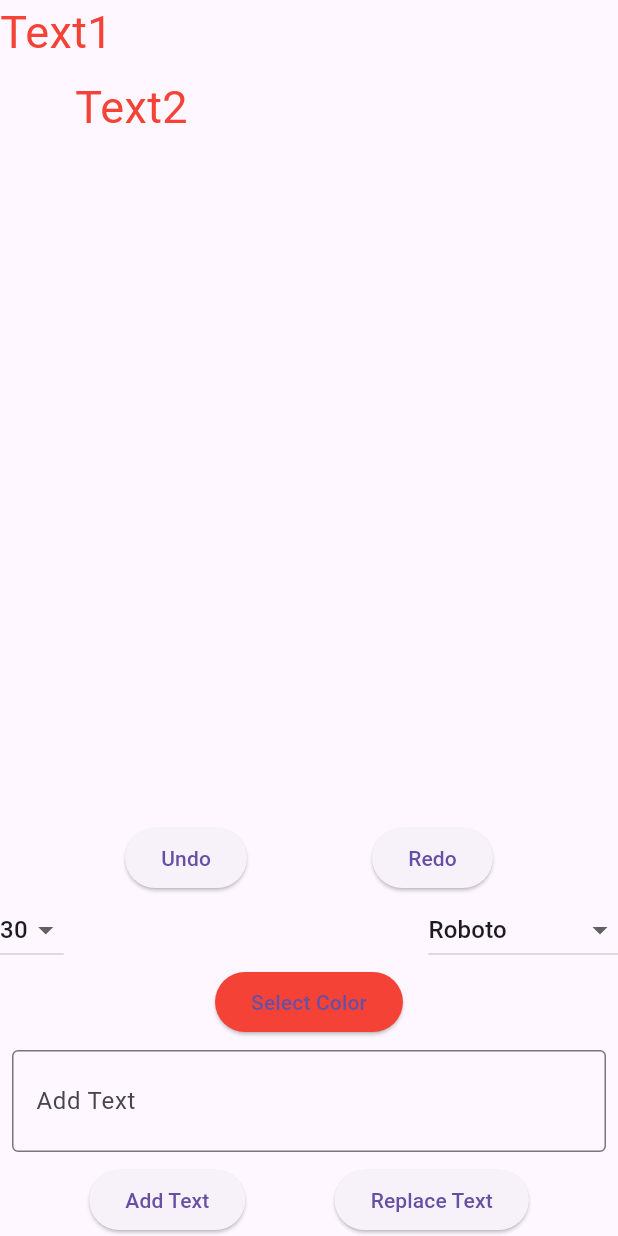
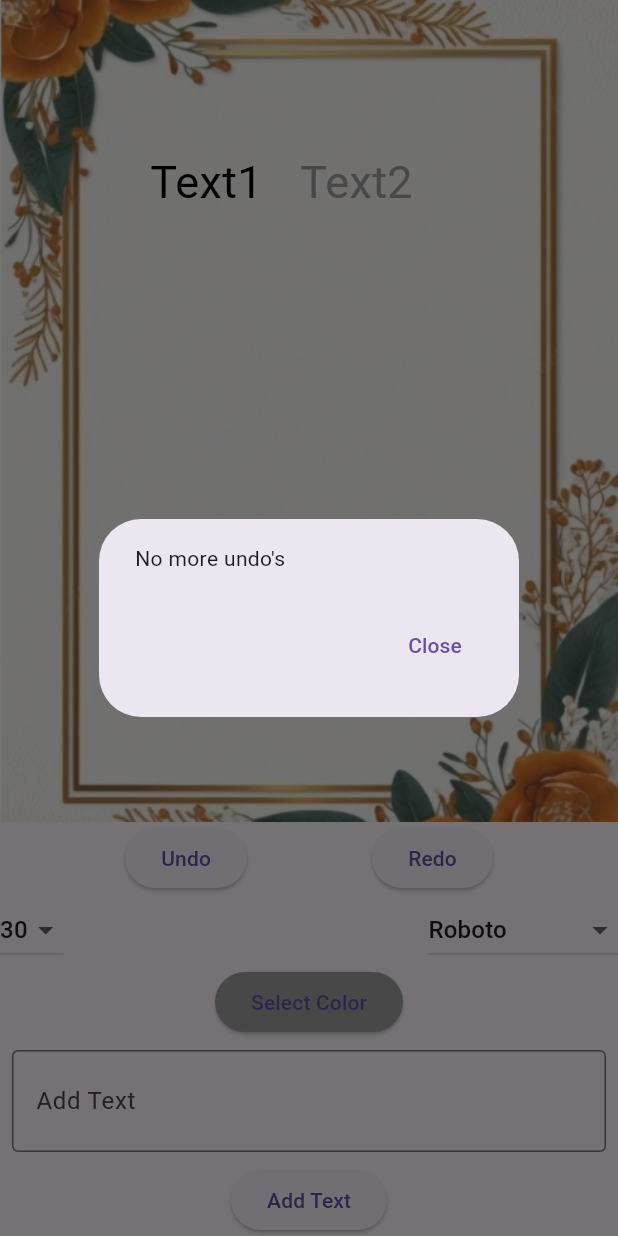
Before and after one commit to Neutrino2711/celebrare, a Flutter app: the screen it shows after launch, after a tap on "Undo", on a phone screen of 412 x 824 dp. Run offline on Flutter 3.47's test engine with Material 3 defaults, Android fonts, the phone set to English and light mode, and no system bars; missing offline and left inert: dart:ffi.

Commit message:
Update task state initialization and assets in pubspec.yaml

```diff
--- a/lib/drag.dart
+++ b/lib/drag.dart
@@ -9,7 +9,8 @@ class MyHomePage extends StatelessWidget {
     final appdataProvider = Provider.of<AppDataProvider>(context);
 
 
-    return Scaffold(
+    return SafeArea(
+      child: Scaffold(
         body: PageView(
           children: <Widget>[
             buildDraggablePage(appdataProvider, appdataProvider.positions[0], appdataProvider.positions[1],0,1),
@@ -17,6 +18,7 @@ class MyHomePage extends StatelessWidget {
             buildDraggablePage(appdataProvider, appdataProvider.positions[4], appdataProvider.positions[5],4,5),
 
           ],
+        ),
       ),
     );
   }
@@ -26,23 +28,30 @@ class MyHomePage extends StatelessWidget {
       builder: (BuildContext context, BoxConstraints constraints) {
         return Stack(
           children: <Widget>[
+            Positioned.fill(
+            child: Image.asset(
+              'assets/background.jpg',
+              fit: BoxFit.cover,
+            ),
+          ),
             Positioned(
               left: position1.dx,
               top: position1.dy,
               child: GestureDetector(
-                onDoubleTap: () {
+                onTap: () {
                   appdataProvider.setIndx(index1);
+                  // appdataProvider.set_selected(true);
                   // print(appdataProvider.getIdx);
                   print("yeah text 1 ");
                 },
-                child: Draggable(
+                child: (appdataProvider.getIdx == index1)? Draggable(
                   feedback: Material(
                     color: Colors.transparent,
                     child: Text(
                       appdataProvider.getText(index1),
                       style: TextStyle(
                         fontSize: appdataProvider.getFontSize(index1).toDouble(),
-                        color: appdataProvider.getFontColor(index1),
+                        color: appdataProvider.getIdx == index1?Colors.black:appdataProvider.getFontColor(index1),
                         fontFamily: appdataProvider.getFontFamily(index1),
                       ),
                     ),
@@ -54,8 +63,25 @@ class MyHomePage extends StatelessWidget {
                       details.offset.dy.clamp(0, constraints.maxHeight - 75),
                     );
                     appdataProvider.set_position(position1,index1);
+                    appdataProvider.addTask(
+                        appdataProvider.getText(index1),
+                        appdataProvider.getFontFamily(index1),
+                        appdataProvider.getFontColor(index1),
+
+                        appdataProvider.getFontSize(index1),
+                        position1,
+                        index1
+                    );
                   },
                   child: Text(
+                    appdataProvider.getText(index1),
+                    style: TextStyle(
+                      fontSize: appdataProvider.getFontSize(index1).toDouble(),
+                      color: appdataProvider.getIdx == index1? Colors.black:appdataProvider.getFontColor(index1),
+                      fontFamily: appdataProvider.getFontFamily(index1),
+                    ),
+                  ),
+                ): Text(
                   appdataProvider.getText(index1),
                   style: TextStyle(
                     fontSize: appdataProvider.getFontSize(index1).toDouble(),
@@ -65,24 +91,25 @@ class MyHomePage extends StatelessWidget {
                 ),
               ),
             ),
-            ),
             Positioned(
               left: position2.dx,
               top: position2.dy,
               child: GestureDetector(
-                onDoubleTap: () {
+                onTap: () {
                   appdataProvider.setIndx(index2);
+                  // appdataProvider.set_selected(true);
+
                   print(appdataProvider.getIdx);
                   print("yeah text 2");
                 },
-                child: Draggable(
+                child: appdataProvider.getIdx == index2 ? Draggable(
                   feedback: Material(
                     color: Colors.transparent,
                     child: Text(
                       appdataProvider.getText(index2),
                       style: TextStyle(
                         fontSize: appdataProvider.getFontSize(index2).toDouble(),
-                        color: appdataProvider.getFontColor(index2),
+                        color: appdataProvider.getIdx == index2? Colors.black: appdataProvider.getFontColor(index2),
                         fontFamily: appdataProvider.getFontFamily(index2),
                       ),
                     ),
@@ -94,14 +121,30 @@ class MyHomePage extends StatelessWidget {
                       details.offset.dy.clamp(0, constraints.maxHeight - 75),
                     );
                     appdataProvider.set_position(position2,index2);
+                     appdataProvider.addTask(
+                        appdataProvider.getText(index2),
+                        appdataProvider.getFontFamily(index2),
+                        appdataProvider.getFontColor(index2),
+
+                        appdataProvider.getFontSize(index2),
+                        position2,
+                        index2,
+                    );
                   },
                   child: Text(
                     appdataProvider.getText(index2),
                     style: TextStyle(
                       fontSize: appdataProvider.getFontSize(index2).toDouble(),
+                      color: appdataProvider.getIdx == index2? Colors.black:appdataProvider.getFontColor(index2),
+                      fontFamily: appdataProvider.getFontFamily(index2),
+                    ),
+                  ),
+                ):Text(
+                    appdataProvider.getText(index2),
+                    style: TextStyle(
+                      fontSize: appdataProvider.getFontSize(index2).toDouble(),
                       color: appdataProvider.getFontColor(index2),
                       fontFamily: appdataProvider.getFontFamily(index2),
-                    ),
                     ),
                   ),
               ),
--- a/lib/home.dart
+++ b/lib/home.dart
@@ -48,11 +48,33 @@ class Celebrare extends StatelessWidget {
                   taskState = appdataProvider.undo();
                   // print(taskState!.index);
                   // appdataProvider.selectedIndx = taskState!.index;
-                  appdataProvider.font_sizes[taskState!.index] = taskState!.fontSize;
+                  if(taskState == null){
+                    showDialog(
+                  context: context,
+                  builder: (BuildContext context) {
+                      return AlertDialog(
+        content: Text("No more undo's"),
+
+        actions: <Widget>[
+          TextButton(
+            child: Text('Close'),
+            onPressed: () {
+              Navigator.of(context).pop();
+            },
+          ),
+        ],
+      );
+    },
+  );
+                  }
+                  else{
+                    appdataProvider.selectedIndx = taskState!.index;
+                    appdataProvider.font_sizes[taskState!.index] = taskState!.fontSize;
                   appdataProvider.font_families[taskState!.index] = taskState!.fontFamily;
                   appdataProvider.font_colors[taskState!.index] = taskState!.color;
                   appdataProvider.positions[taskState!.index] = taskState!.position;
-                  appdataProvider.texts[taskState!.index] = taskState!.text;
+                  appdataProvider.texts[taskState!.index] = taskState!.text;}
+
 
                 },
                 child: Text('Undo'),
@@ -60,12 +82,33 @@ class Celebrare extends StatelessWidget {
               ElevatedButton(
                 onPressed: () {
                   taskState = appdataProvider.redo();
-                 appdataProvider.selectedIndx = taskState!.index;
+                  if(taskState == null)
+                  {
+                     showDialog(
+                  context: context,
+                  builder: (BuildContext context) {
+                      return AlertDialog(
+        content: Text("No more redo's possible"),
+
+        actions: <Widget>[
+          TextButton(
+            child: Text('Close'),
+            onPressed: () {
+              Navigator.of(context).pop();
+            },
+          ),
+        ],
+      );
+    },
+  );
+                  }
+                  else { appdataProvider.selectedIndx = taskState!.index;
                   appdataProvider.font_sizes[appdataProvider.selectedIndx] = taskState!.fontSize;
                   appdataProvider.font_families[appdataProvider.selectedIndx] = taskState!.fontFamily;
                   appdataProvider.font_colors[appdataProvider.selectedIndx] = taskState!.color;
                   appdataProvider.positions[appdataProvider.selectedIndx] = taskState!.position;
-                  appdataProvider.texts[appdataProvider.selectedIndx] = taskState!.text;
+                  appdataProvider.texts[appdataProvider.selectedIndx] = taskState!.text;}
+
                 },
                 child: Text('Redo'),
               ),
@@ -89,11 +132,11 @@ class Celebrare extends StatelessWidget {
                   onChanged: (val) {
                     appdataProvider.set_font_size(val!,0);
                     appdataProvider.addTask(
-                        appdataProvider.getText(0),
-                        appdataProvider.getFontFamily(0),
-                        appdataProvider.getFontColor(0),
-                        appdataProvider.getFontSize(0),
-                        appdataProvider.get_position(0),
+                        appdataProvider.getText(appdataProvider.getIdx),
+                        appdataProvider.getFontFamily(appdataProvider.getIdx),
+                        appdataProvider.getFontColor(appdataProvider.getIdx),
+                        appdataProvider.getFontSize(appdataProvider.getIdx),
+                        appdataProvider.get_position(appdataProvider.getIdx),
                         appdataProvider.getIdx,);
                   }),
               Spacer(),
@@ -108,11 +151,11 @@ class Celebrare extends StatelessWidget {
                   onChanged: (val) {
                     appdataProvider.set_font_family(val!,0);
                     appdataProvider.addTask(
-                         appdataProvider.getText(0),
-                        appdataProvider.getFontFamily(0),
-                        appdataProvider.getFontColor(0),
-                        appdataProvider.getFontSize(0),
-                        appdataProvider.get_position(0),
+                         appdataProvider.getText(appdataProvider.getIdx),
+                        appdataProvider.getFontFamily(appdataProvider.getIdx),
+                        appdataProvider.getFontColor(appdataProvider.getIdx),
+                        appdataProvider.getFontSize(appdataProvider.getIdx),
+                        appdataProvider.get_position(appdataProvider.getIdx),
                         appdataProvider.getIdx,);
                   }),
             ],
@@ -151,39 +194,39 @@ class Celebrare extends StatelessWidget {
               ),
             ),
           ),
-          Row(
-            mainAxisAlignment: MainAxisAlignment.spaceEvenly,
-            children: [
+          // Row(
+          //   mainAxisAlignment: MainAxisAlignment.spaceEvenly,
+          //   children: [
+              // ElevatedButton(
+              //   onPressed: () {
+              //     appdataProvider.add_text(textcontroller.text,0);
+              //     appdataProvider.addTask(
+              //          appdataProvider.getText(appdataProvider.getIdx),
+              //           appdataProvider.getFontFamily(appdataProvider.getIdx),
+              //           appdataProvider.getFontColor(appdataProvider.getIdx),
+              //           appdataProvider.getFontSize(appdataProvider.getIdx),
+              //           appdataProvider.get_position(appdataProvider.getIdx),
+              //         appdataProvider.getIdx,
+              //         );
+              //   },
+              //   child: const Text('Add Text'),
+              // ),
               ElevatedButton(
                 onPressed: () {
-                  appdataProvider.add_text(textcontroller.text,0);
+                  appdataProvider.replace_text(textcontroller.text);
                   appdataProvider.addTask(
-                       appdataProvider.getText(0),
-                        appdataProvider.getFontFamily(0),
-                        appdataProvider.getFontColor(0),
-                        appdataProvider.getFontSize(0),
-                        appdataProvider.get_position(0),
+                      appdataProvider.getText(appdataProvider.getIdx),
+                        appdataProvider.getFontFamily(appdataProvider.getIdx),
+                        appdataProvider.getFontColor(appdataProvider.getIdx),
+                        appdataProvider.getFontSize(appdataProvider.getIdx),
+                        appdataProvider.get_position(appdataProvider.getIdx),
                       appdataProvider.getIdx,
                       );
                 },
                 child: const Text('Add Text'),
               ),
-              ElevatedButton(
-                onPressed: () {
-                  appdataProvider.replace_text(textcontroller.text);
-                  appdataProvider.addTask(
-                      appdataProvider.getText(0),
-                        appdataProvider.getFontFamily(0),
-                        appdataProvider.getFontColor(0),
-                        appdataProvider.getFontSize(0),
-                        appdataProvider.get_position(0),
-                      appdataProvider.getIdx,
-                      );
-                },
-                child: const Text('Replace Text'),
-              ),
-            ],
-          )
+          //   ],
+          // )
         ],
       ),
     );
--- a/lib/providers/appdata_provider.dart
+++ b/lib/providers/appdata_provider.dart
@@ -10,15 +10,40 @@ class AppDataProvider extends ChangeNotifier {
 
   List<String> font_families = ["Roboto","Roboto","Roboto","Roboto","Roboto","Roboto"];
 
-  List<Color> font_colors = [Colors.red,Colors.red,Colors.red,Colors.red,Colors.red,Colors.red];
+  List<Color> font_colors = [Colors.grey,Colors.grey,Colors.grey,Colors.grey,Colors.grey,Colors.grey];
 
-  List<Offset> positions = [Offset(0, 0),Offset(50,50),Offset(50,0),Offset(50,70),Offset(0,0),Offset(70,70)];
+  List<Offset> positions = [Offset(100, 100),Offset(200,100),Offset(100, 100),Offset(200,100),Offset(100, 100),Offset(200,100)];
 
   List<String> texts = ["Text1","Text2","Text3","Text4","Text5","Text6"];
+
+
   int selectedIndx = 0;
+
+  List<bool> _initialized = [false,false,false,false,false,false];
+
+  // ... rest of your code
+
+  AppDataProvider() {
+    if (!_initialized[0]) {
+      initializeStates(0);
+      _initialized[0] = true;
+    }
+  }
+
+  void initializeStates(int index) {
+
+      addTask(texts[index], font_families[index], font_colors[index], font_sizes[index], positions[index], index);
+
+  }
 
 
   int get getIdx => selectedIndx;
+
+
+
+
+
+
 
   int getFontSize(int index){
 
@@ -66,6 +91,10 @@ return positions[index];
 
   void setIndx(int index){
     selectedIndx = index;
+    if (!_initialized[index]) {
+      initializeStates(index);
+      _initialized[index] = true;
+    }
     notifyListeners();
   }
 
@@ -110,6 +139,7 @@ return positions[index];
 
   void addTask(
       String text, String fontFamily, Color color, int fontSize, Offset pos,int index) {
+
     history.addTaskState(TaskState(
         text: text,
         color: color,
@@ -125,9 +155,7 @@ return positions[index];
   TaskState? undo() {
     final undoneState = history.undo();
     if (undoneState != null) {
-      print("yes");
-      print(undoneState.position);
-      print(undoneState.fontSize);
+
       notifyListeners();
     }
     return undoneState;
--- a/lib/providers/operation.dart
+++ b/lib/providers/operation.dart
@@ -34,6 +34,7 @@ class TaskStateHistory {
 
   TaskState? undo() {
     print(_history);
+    print("current index$_currentTaskStateIndex");
     if (_currentTaskStateIndex > 0) {
       _currentTaskStateIndex--;
 
--- a/pubspec.yaml
+++ b/pubspec.yaml
@@ -62,8 +62,8 @@ flutter:
   uses-material-design: true
 
   # To add assets to your application, add an assets section, like this:
-  # assets:
-  #   - images/a_dot_burr.jpeg
+  assets:
+    - assets/background.jpg
   #   - images/a_dot_ham.jpeg
 
   # An image asset can refer to one or more resolution-specific "variants", see
```
Also changed, not shown: assets/background.jpg (added). Lines whose indentation alone changed are shown as unchanged.
